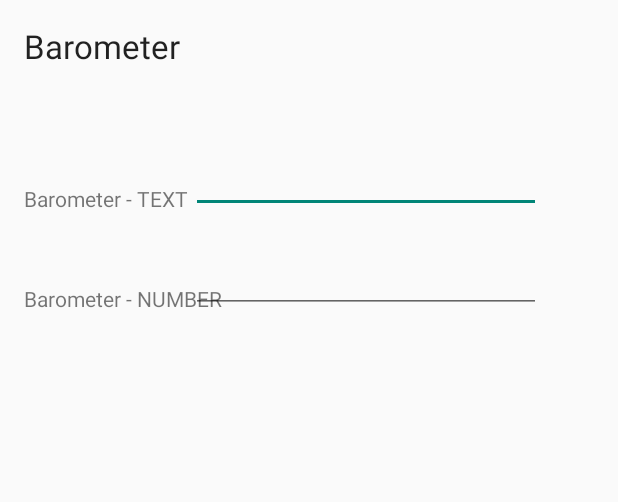
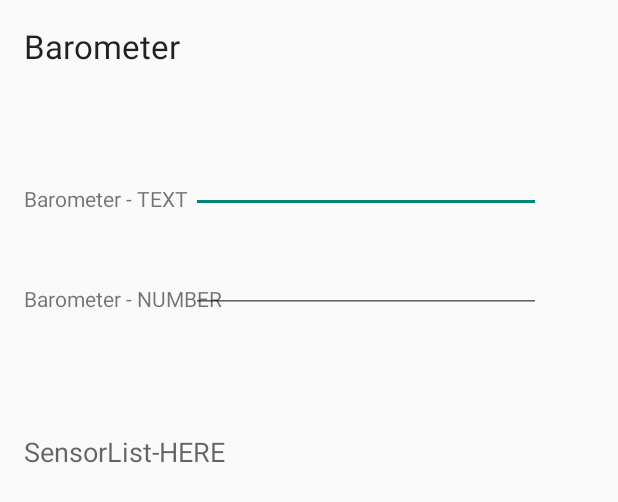
Before and after one commit to daKrueml/strawberry-firecracker, an Android app: the layout activity_barometer_request.xml on its own in the app's theme, with its tools: preview values and no code run, on a phone screen of 412 x 824 dp. Shown: the top 502 px of the screen. Run offline under Robolectric (Android 15) with nearby library versions, the phone set to English and light mode, and no system bars.

Commit message:
First Output of Sensor Information

```diff
--- a/barometer/src/main/AndroidManifest.xml
+++ b/barometer/src/main/AndroidManifest.xml
@@ -1,6 +1,6 @@
 <?xml version="1.0" encoding="utf-8"?>
 <manifest xmlns:android="http://schemas.android.com/apk/res/android"
-    package="ws.miebach.sulumann.barometer" >
+    package="org.smiguel.barometer" >
 
     <application
         android:allowBackup="true"
--- a/barometer/src/main/res/layout/activity_barometer_request.xml
+++ b/barometer/src/main/res/layout/activity_barometer_request.xml
@@ -58,4 +58,17 @@
         android:layout_alignLeft="@+id/TextBarometer"
         android:layout_alignStart="@+id/TextBarometer" />
 
+    <TextView
+        android:layout_width="wrap_content"
+        android:layout_height="wrap_content"
+        android:textAppearance="?android:attr/textAppearanceMedium"
+        android:text="@string/SensorList"
+        android:id="@+id/SensorList"
+        android:layout_below="@+id/LabelNumBarometer"
+        android:layout_marginTop="80dp"
+        android:layout_alignRight="@+id/NumberBarometer"
+        android:layout_alignEnd="@+id/NumberBarometer"
+        android:layout_alignParentLeft="true"
+        android:layout_alignParentStart="true" />
+
 </RelativeLayout>
--- a/barometer/src/main/res/values/strings.xml
+++ b/barometer/src/main/res/values/strings.xml
@@ -3,4 +3,5 @@
 
     <string name="hello_world">Hello world!</string>
     <string name="CloseApp">Schicht</string>
+    <string name="SensorList">SensorList-HERE</string>
 </resources>
```
Also changed, not shown: barometer/src/main/java/org/smiguel/barometer/barometer/barometer_request.java (+19 -1 lines), 1 other file.
